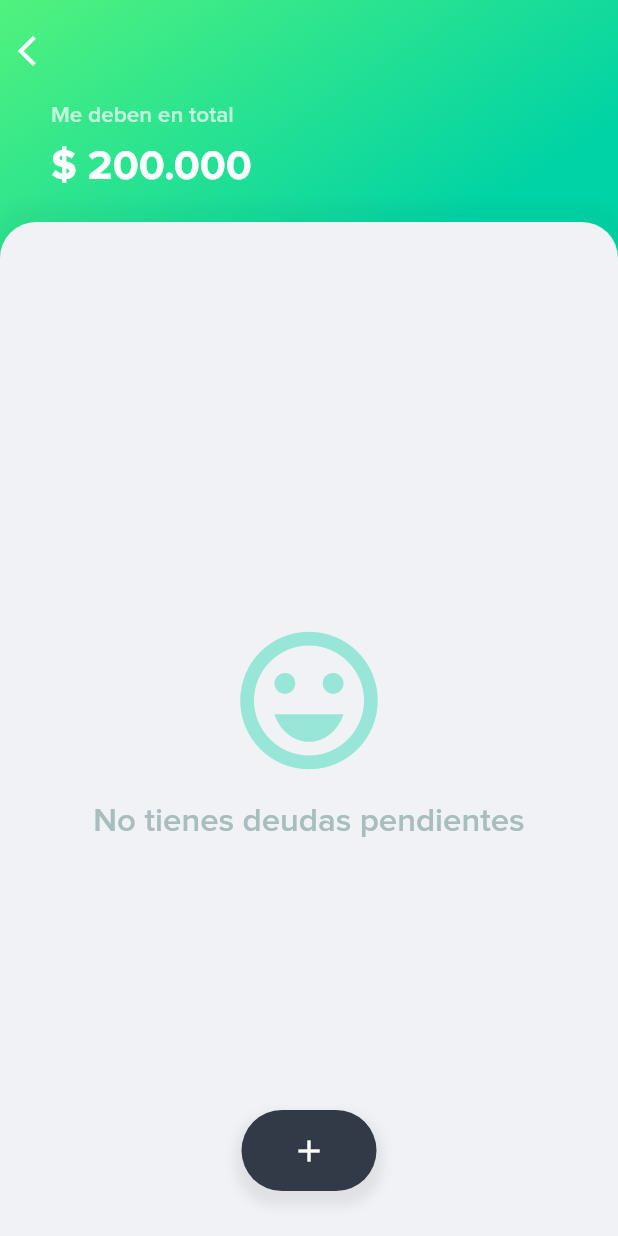
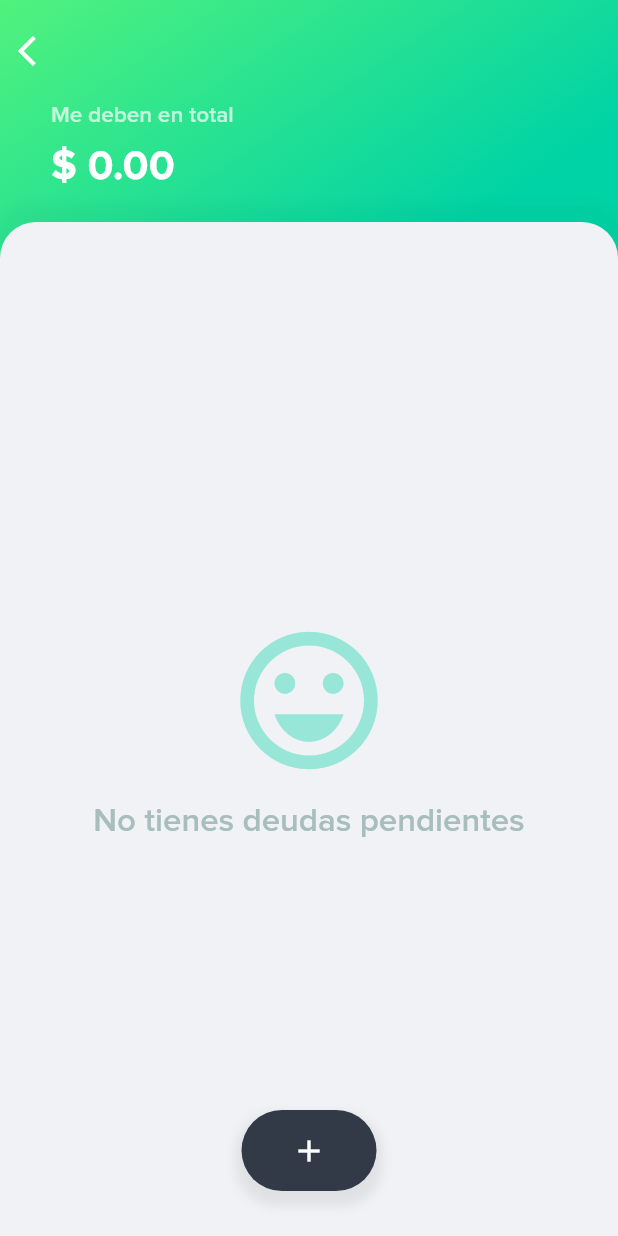
Before and after one commit to fabirt/debts-app, a Flutter app: the screen it shows after launch, after a tap on "Me deben", on a phone screen of 412 x 824 dp. Run offline on Flutter 3.47's test engine with Material 2 defaults, Android fonts, the phone set to English and light mode, and no system bars; our stand-ins replace rxdart, sqflite; accounts and stored records are empty.

Commit message:
Funcionalidad para leer y actualizar resumen de deudas

```diff
--- a/lib/src/bloc/debtors_bloc.dart
+++ b/lib/src/bloc/debtors_bloc.dart
@@ -9,25 +9,27 @@ class DebtorsBloc {
   List<Debt> _debts = new List();
   final _debtorsController = new BehaviorSubject<List<Debtor>>();
   final _debtsController = new BehaviorSubject<List<Debt>>();
+  final _resumeController = new BehaviorSubject<DebtorsResume>();
 
   // Getters
   Stream<List<Debtor>> get debtorsStream => _debtorsController.stream;
   Stream<List<Debt>> get debtsStream => _debtsController.stream;
+  Stream<DebtorsResume> get resumeStream => _resumeController.stream;
 
   // Get all debtors
-  void getDebtors() async {
+  Future<void> getDebtors() async {
     _debtors = await DBProvider.db.getDebtors();
     _debtorsController.sink.add(_debtors);
   }
 
   // Get all debts
-  void getDebts() async {
+  Future<void> getDebts() async {
     _debts = await DBProvider.db.getDebts();
     _debtsController.sink.add(_debts);
   }
 
   // Get debts for corresponding debtor
-  void getDebtsByDebtor(Debtor debtor) async {
+  Future<void> getDebtsByDebtor(Debtor debtor) async {
     _debts = await DBProvider.db.getDebtsByDebtor(debtor);
     _debtsController.sink.add(_debts);
   }
@@ -35,7 +37,7 @@ class DebtorsBloc {
   // Add debtor
   Future<void> addDebtor(Debtor debtor) async {
     final res = await DBProvider.db.addDeptor(debtor);
-    getDebtors();
+    await getDebtors();
   }
 
   // Add debt
@@ -43,7 +45,18 @@ class DebtorsBloc {
     final res = await DBProvider.db.addDept(debt);
     debtor.debt += debt.value;
     await DBProvider.db.updateDebtor(debtor);
-    getDebtors();
+    await getDebtors();
+  }
+
+  // Update debtors total debt
+  Future<void> updateResume() async {
+    final resume = DebtorsResume();
+    final debtors = await DBProvider.db.getDebtors();
+    debtors.forEach((d) {
+      if (d.debt > 0) resume.people++;
+      resume.value += d.debt;
+    });
+    _resumeController.sink.add(resume);
   }
 
 
@@ -51,6 +64,7 @@ class DebtorsBloc {
   dispose() {
     _debtorsController?.close();
     _debtsController?.close();
+    _resumeController?.close();
   }
 
 }
--- /dev/null
+++ b/lib/src/models/debtors_resume.dart
@@ -0,0 +1,9 @@
+class DebtorsResume {
+  double value;
+  int people;
+
+  DebtorsResume({
+    this.value = 0.0,
+    this.people = 0
+  });
+}
--- a/lib/src/models/index.dart
+++ b/lib/src/models/index.dart
@@ -1,2 +1,3 @@
 export 'package:debts_app/src/models/debtor.dart';
 export 'package:debts_app/src/models/debt.dart';
+export 'package:debts_app/src/models/debtors_resume.dart';
--- a/lib/src/pages/debtors/debtors_page.dart
+++ b/lib/src/pages/debtors/debtors_page.dart
@@ -43,12 +43,13 @@ class _DebtorsPageState extends State<DebtorsPage> with SingleTickerProviderStat
 
     final bloc = InheritedBloc.of(context);
     bloc.debtorsBloc.getDebtors();
+    bloc.debtorsBloc.updateResume();
 
     return Scaffold(
       body: GreenHeaderContainer(
         child: Column(
           children: <Widget>[
-            _buildHeader(context),
+            _buildHeader(context, bloc),
             Expanded(
               child: AnimatedBuilder(
                 animation: _animationController,
@@ -79,7 +80,7 @@ class _DebtorsPageState extends State<DebtorsPage> with SingleTickerProviderStat
     );
   }
 
-  Widget _buildHeader(BuildContext context) {
+  Widget _buildHeader(BuildContext context, InheritedBloc bloc) {
     return Container(
       padding: EdgeInsets.symmetric(vertical: 10.0, horizontal: 0.0),
       child: SafeArea(
@@ -98,7 +99,20 @@ class _DebtorsPageState extends State<DebtorsPage> with SingleTickerProviderStat
             ),
             Container(
               margin: EdgeInsets.symmetric(horizontal: 34.0, vertical: 10.0),
-              child: Column(
+              child: _buildHeaderDebt(bloc),
+            ),
+          ],
+        ),
+      ),
+    );
+  }
+
+  Widget _buildHeaderDebt(InheritedBloc bloc) {
+    return StreamBuilder(
+      stream: bloc.debtorsBloc.resumeStream,
+      initialData: DebtorsResume(),
+      builder: (BuildContext context, AsyncSnapshot<DebtorsResume> snapshot){
+        return Column(
           crossAxisAlignment: CrossAxisAlignment.start,
           children: <Widget>[
             Text(
@@ -113,7 +127,7 @@ class _DebtorsPageState extends State<DebtorsPage> with SingleTickerProviderStat
               height: 8.0,
             ),
             Text(
-                    '\$ 200.000',
+              utils.formatCurrency(snapshot.data.value),
               style: TextStyle(
                 color: Colors.white,
                 fontSize: 28.0,
@@ -121,11 +135,8 @@ class _DebtorsPageState extends State<DebtorsPage> with SingleTickerProviderStat
               ),
             ),
           ],
-              ),
-            ),
-          ],
-        ),
-      ),
+        );
+      },
     );
   }
 
--- a/lib/src/pages/home/home_page.dart
+++ b/lib/src/pages/home/home_page.dart
@@ -1,6 +1,8 @@
-import 'package:debts_app/src/pages/debtors/debtors_page.dart';
 import 'package:flutter/material.dart';
 import 'package:debts_app/src/widgets/index.dart';
+import 'package:debts_app/src/bloc/inherited_bloc.dart';
+import 'package:debts_app/src/models/index.dart';
+import 'package:debts_app/src/pages/debtors/debtors_page.dart';
 import 'package:debts_app/src/utils/index.dart' as utils;
 
 class HomePage extends StatefulWidget {
@@ -49,6 +51,8 @@ class _HomePageState extends State<HomePage> with SingleTickerProviderStateMixin
   @override
   Widget build(BuildContext context) {
     final size = MediaQuery.of(context).size;
+    final bloc = InheritedBloc.of(context);
+    bloc.debtorsBloc.updateResume();
 
     return Scaffold(
       body: Stack(
@@ -66,23 +70,11 @@ class _HomePageState extends State<HomePage> with SingleTickerProviderStateMixin
                     SizedBox(
                       height: size.height * 0.05,
                     ),
-                    DebtResumeCard(
-                      theme: DebtCardTheme.light,
-                      title: 'Me deben',
-                      value: '\$ 200.000',
-                      label: '1 persona',
-                      onTap: () => _pushDebtorsPage(context),
-                    ),
+                    _buildOweMeCard(bloc),
                     SizedBox(
                       height: size.height * 0.05,
                     ),
-                    DebtResumeCard(
-                      theme: DebtCardTheme.dark,
-                      title: 'Debo',
-                      value: '\$ 0.00',
-                      label: 'a 0 personas',
-                      onTap: (){},
-                    ),
+                    _buildIOweCard(bloc),
                   ],
                 ),
               ),
@@ -103,6 +95,33 @@ class _HomePageState extends State<HomePage> with SingleTickerProviderStateMixin
     );
   }
 
+  Widget _buildOweMeCard(InheritedBloc bloc) {
+    return StreamBuilder(
+      stream: bloc.debtorsBloc.resumeStream,
+      initialData: DebtorsResume(),
+      builder: (BuildContext context, AsyncSnapshot<DebtorsResume> snapshot){
+        final label = snapshot.data.people == 1 ? 'persona' : 'personas';
+        return DebtResumeCard(
+          theme: DebtCardTheme.light,
+          title: 'Me deben',
+          value: utils.formatCurrency(snapshot.data.value),
+          label: '${snapshot.data.people} $label',
+          onTap: () => _pushDebtorsPage(context),
+        );
+      },
+    );
+  }
+
+  Widget _buildIOweCard(InheritedBloc bloc) {
+    return DebtResumeCard(
+      theme: DebtCardTheme.dark,
+      title: 'Debo',
+      value: '\$ 0.00',
+      label: 'a 0 personas',
+      onTap: (){},
+    );
+  }
+
   void _pushDebtorsPage(BuildContext context) {
     Navigator.push(context, FadeRoute(page: DebtorsPage()));
   }
```
Lines whose indentation alone changed are shown as unchanged.
